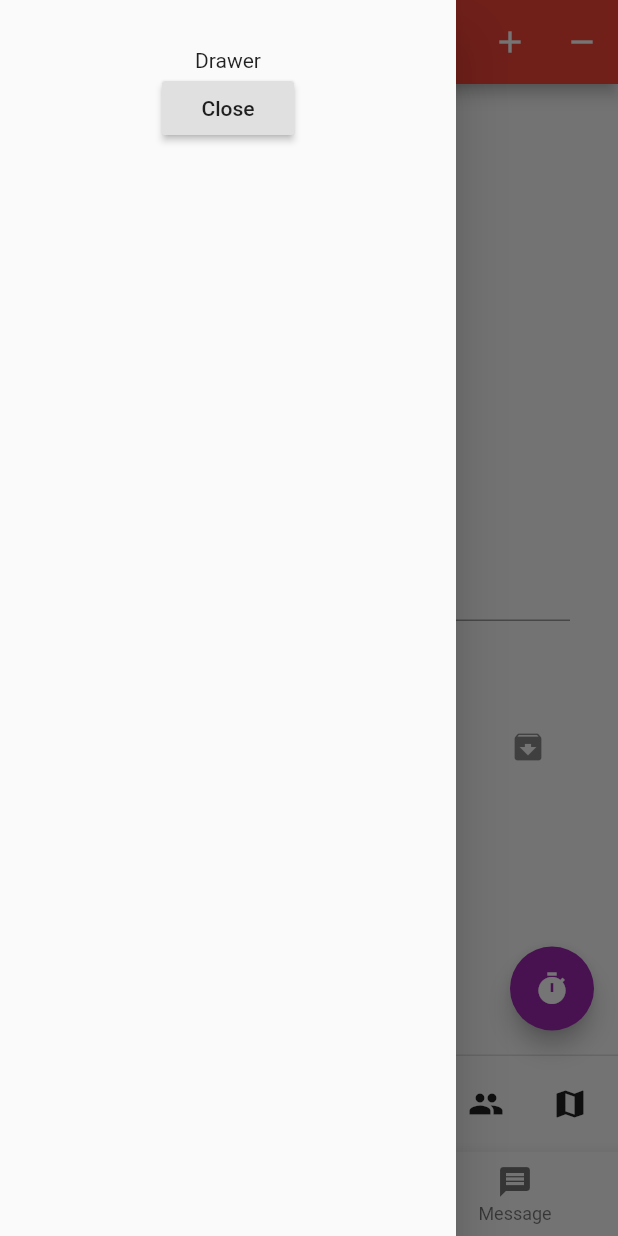
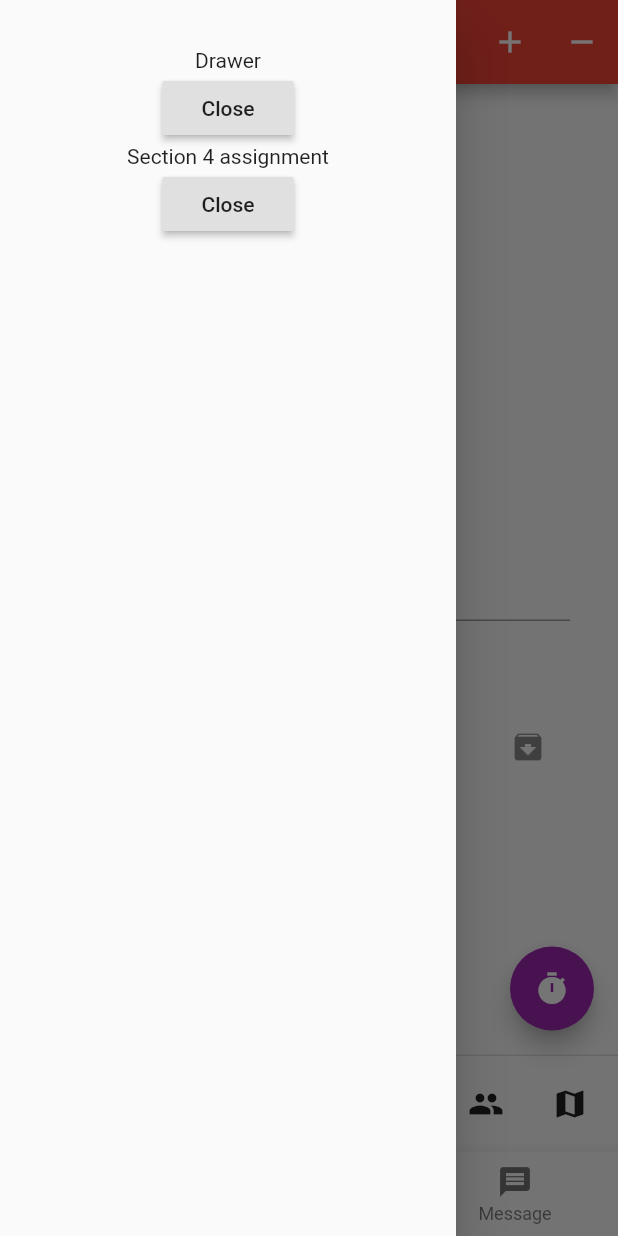
Before and after one commit to FrancaTM/flutter-begginer-course-udemy, a Flutter app: the screen it shows after launch, with the side drawer open, on a phone screen of 412 x 824 dp. Run offline on Flutter 3.47's test engine with Material 2 defaults, Android fonts, the phone set to English and light mode, and no system bars.

Commit message:
Section 4 assignment

```diff
--- a/lib/main.dart
+++ b/lib/main.dart
@@ -25,13 +25,14 @@ class _MyAppState extends State<MyApp> {
   bool _value2Switch = false;
   double _valueSlider = 0.0;
   String _valueDatePicker = "";
-  String _valueSection3Assignment = "";
+  String _valueSection3Assignment = "Section 3 assignment value here!";
   String _display = "";
   String _valueFAB = "FAB date here!";
   String _valueFooter = "Footer buttons value here!";
   List<BottomNavigationBarItem> _bnbItems;
-  String valueBnb = "Bottom navigation bar value here!";
+  String _valueBnb = "Bottom navigation bar value here!";
   int _index = 0;
+  String _valueSection4Assignment = "Section 4 assignment value here!";
 
   void _onPressedRaised(String value) {
     setState(() {
@@ -179,6 +180,13 @@ class _MyAppState extends State<MyApp> {
     });
   }
 
+  void _onPressedSection4Assignment() {
+    setState(() {
+      _valueSection4Assignment = new DateTime.now().toString();
+    });
+    Navigator.pop(context);
+  }
+
   @override
   void initState() {
     _bnbItems = new List();
@@ -211,6 +219,11 @@ class _MyAppState extends State<MyApp> {
               new Text("Drawer"),
               new RaisedButton(
                 onPressed: () => Navigator.pop(context),
+                child: new Text("Close"),
+              ),
+              new Text("Section 4 assignment"),
+              new RaisedButton(
+                onPressed: _onPressedSection4Assignment,
                 child: new Text("Close"),
               ),
             ],
@@ -297,7 +310,8 @@ class _MyAppState extends State<MyApp> {
                 ),
                 new Text(_valueFAB),
                 new Text(_valueFooter),
-                new Text(valueBnb),
+                new Text(_valueBnb),
+                new Text(_valueSection4Assignment),
               ],
             ),
           ),
@@ -321,7 +335,7 @@ class _MyAppState extends State<MyApp> {
         onTap: (int item) {
           setState(() {
             _index = item;
-            valueBnb = "Current value is: ${_index.toString()}";
+            _valueBnb = "Current value is: ${_index.toString()}";
           });
         },
       ),
```
